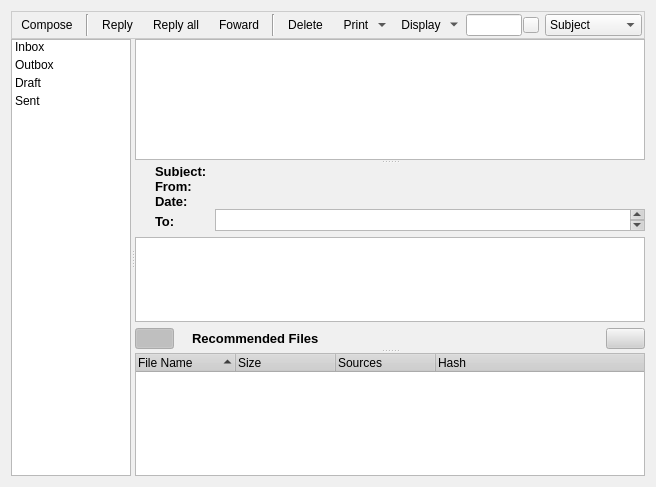
Before: the Qt Designer form retroshare-gui/src/gui/MessagesDialog.ui in RetroShare/RetroShare, drawn with Qt 5.
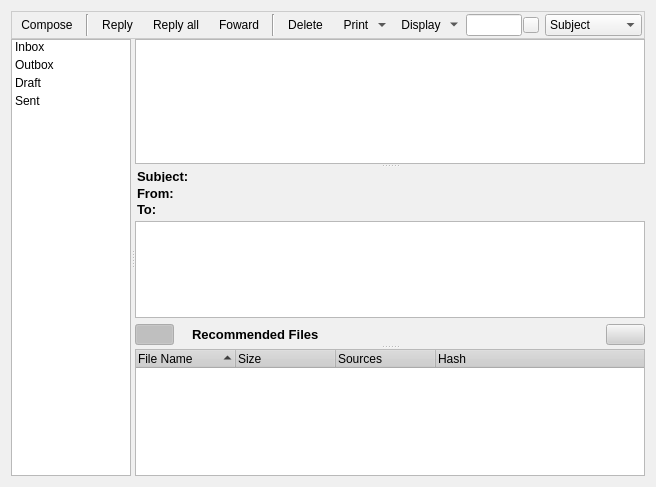
After: the same form once the commit is applied. Icons and pictures are not drawn.

Commit message: Fixed some labels font display problem Improved Display Messages Labels: From,Date,Subject,To, redesign the To Label to display it more user friendly

The edit to the form file:
```diff
--- a/retroshare-gui/src/gui/MessagesDialog.ui
+++ b/retroshare-gui/src/gui/MessagesDialog.ui
@@ -1183,7 +1183,7 @@
                </property>
                <property name="sizeHint" stdset="0">
                 <size>
-                 <width>20</width>
+                 <width>2</width>
                  <height>40</height>
                 </size>
                </property>
@@ -1234,21 +1234,21 @@
              <item row="0" column="2">
               <widget class="QLabel" name="subjectText">
                <property name="sizePolicy">
-                <sizepolicy hsizetype="Expanding" vsizetype="Fixed">
-                 <horstretch>2</horstretch>
+                <sizepolicy hsizetype="Preferred" vsizetype="Preferred">
+                 <horstretch>0</horstretch>
                  <verstretch>0</verstretch>
                 </sizepolicy>
                </property>
                <property name="minimumSize">
                 <size>
                  <width>0</width>
-                 <height>12</height>
+                 <height>0</height>
                 </size>
                </property>
                <property name="maximumSize">
                 <size>
                  <width>16777215</width>
-                 <height>12</height>
+                 <height>16777215</height>
                 </size>
                </property>
                <property name="font">
@@ -1293,10 +1293,10 @@
                </property>
               </widget>
              </item>
-             <item row="1" column="2">
+             <item row="1" column="2" colspan="2">
               <widget class="QLabel" name="fromText">
                <property name="sizePolicy">
-                <sizepolicy hsizetype="Expanding" vsizetype="Fixed">
+                <sizepolicy hsizetype="Expanding" vsizetype="Preferred">
                  <horstretch>2</horstretch>
                  <verstretch>0</verstretch>
                 </sizepolicy>
@@ -1304,13 +1304,13 @@
                <property name="minimumSize">
                 <size>
                  <width>0</width>
-                 <height>12</height>
+                 <height>0</height>
                 </size>
                </property>
                <property name="maximumSize">
                 <size>
                  <width>16777215</width>
-                 <height>12</height>
+                 <height>16777215</height>
                 </size>
                </property>
                <property name="font">
@@ -1327,68 +1327,6 @@
               </widget>
              </item>
              <item row="2" column="0">
-              <widget class="QLabel" name="datelabel">
-               <property name="sizePolicy">
-                <sizepolicy hsizetype="Fixed" vsizetype="Fixed">
-                 <horstretch>0</horstretch>
-                 <verstretch>0</verstretch>
-                </sizepolicy>
-               </property>
-               <property name="minimumSize">
-                <size>
-                 <width>60</width>
-                 <height>12</height>
-                </size>
-               </property>
-               <property name="maximumSize">
-                <size>
-                 <width>16777215</width>
-                 <height>10</height>
-                </size>
-               </property>
-               <property name="font">
-                <font>
-                 <pointsize>10</pointsize>
-                 <weight>75</weight>
-                 <bold>true</bold>
-                </font>
-               </property>
-               <property name="text">
-                <string>Date:</string>
-               </property>
-              </widget>
-             </item>
-             <item row="2" column="2">
-              <widget class="QLabel" name="dateText">
-               <property name="sizePolicy">
-                <sizepolicy hsizetype="Expanding" vsizetype="Fixed">
-                 <horstretch>2</horstretch>
-                 <verstretch>0</verstretch>
-                </sizepolicy>
-               </property>
-               <property name="minimumSize">
-                <size>
-                 <width>0</width>
-                 <height>12</height>
-                </size>
-               </property>
-               <property name="maximumSize">
-                <size>
-                 <width>16777215</width>
-                 <height>12</height>
-                </size>
-               </property>
-               <property name="font">
-                <font>
-                 <pointsize>9</pointsize>
-                </font>
-               </property>
-               <property name="text">
-                <string/>
-               </property>
-              </widget>
-             </item>
-             <item row="3" column="0">
               <widget class="QLabel" name="tolabel">
                <property name="sizePolicy">
                 <sizepolicy hsizetype="Fixed" vsizetype="Fixed">
@@ -1420,18 +1358,28 @@
                </property>
               </widget>
              </item>
-             <item row="3" column="2">
-              <widget class="QTextBrowser" name="toText">
-               <property name="maximumSize">
-                <size>
-                 <width>16777215</width>
-                 <height>22</height>
-                </size>
-               </property>
+             <item row="0" column="3">
+              <widget class="QLabel" name="dateText">
                <property name="font">
                 <font>
                  <pointsize>9</pointsize>
                 </font>
+               </property>
+               <property name="layoutDirection">
+                <enum>Qt::RightToLeft</enum>
+               </property>
+               <property name="text">
+                <string/>
+               </property>
+               <property name="textInteractionFlags">
+                <set>Qt::LinksAccessibleByMouse|Qt::TextSelectableByMouse</set>
+               </property>
+              </widget>
+             </item>
+             <item row="2" column="2" colspan="2">
+              <widget class="QLabel" name="toText">
+               <property name="text">
+                <string/>
                </property>
               </widget>
              </item>
```
Left out of the diff: 9 changed lines with no effect on the pictures. The commit also changes 1 other file.
